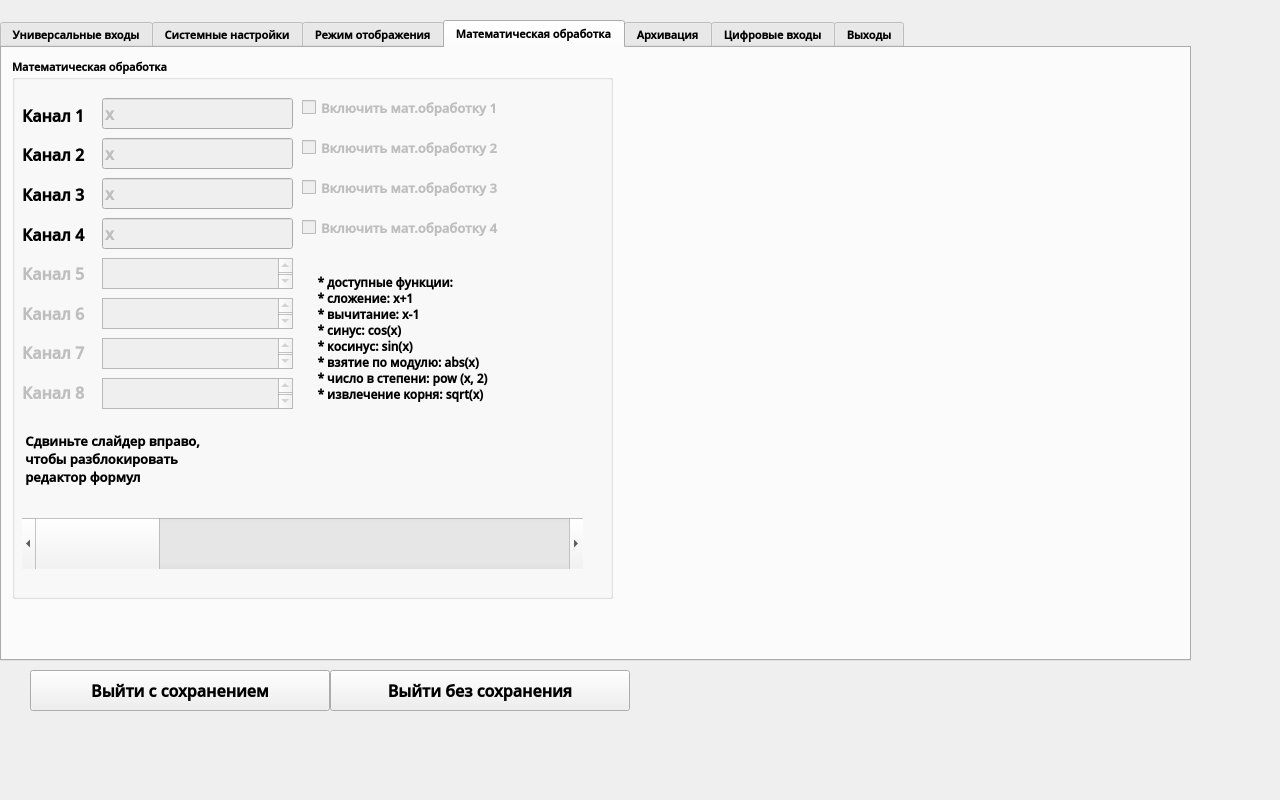
tomyqg/topaz-m, file options.ui: the form before one commit.
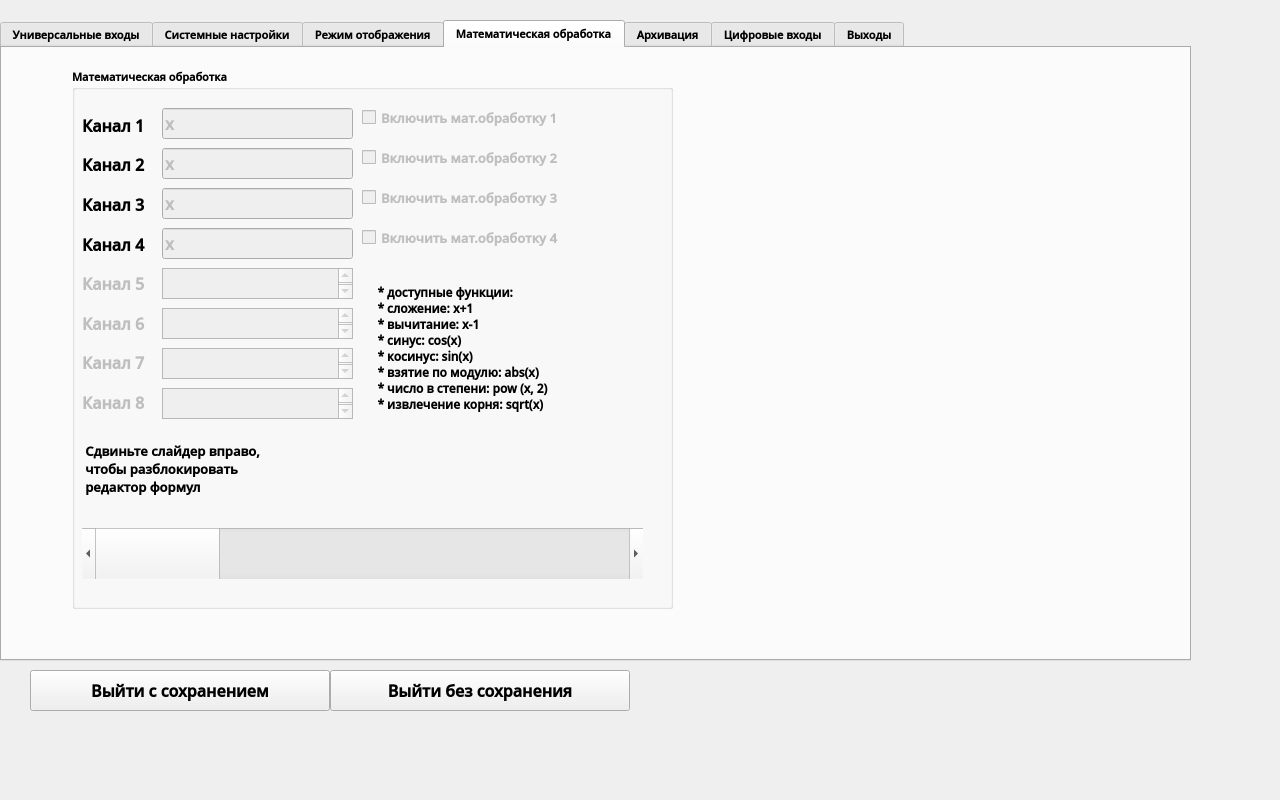
The form after the commit. The open tabs and pages were chosen to show the change.

Commit message: добавил чтение настроек из файла в UI

What changed in the file:
```diff
--- a/options.ui
+++ b/options.ui
@@ -5084,8 +5084,8 @@
     <widget class="QGroupBox" name="groupBox_14">
      <property name="geometry">
       <rect>
-       <x>10</x>
-       <y>10</y>
+       <x>70</x>
+       <y>20</y>
        <width>601</width>
        <height>541</height>
       </rect>
```
Left out of the diff: 2 changed lines with no effect on the pictures. The commit also changes 6 other files.
